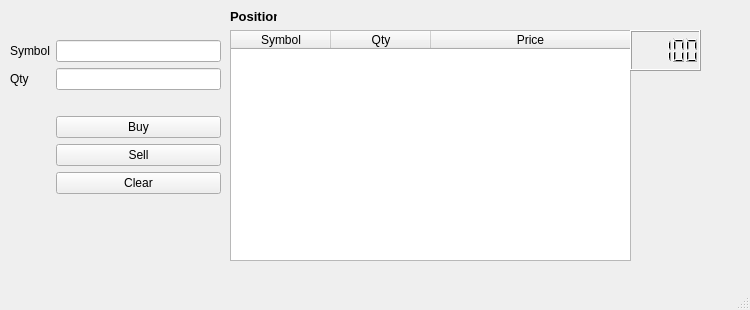
Above: gui.ui from cveveesquivel/Final_Project before the change. Below: the same form after it.
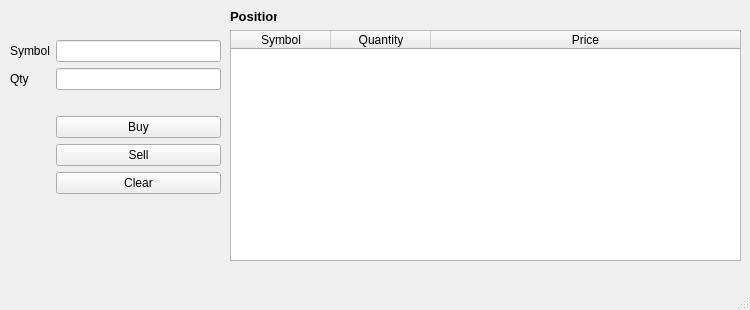
That is the form after the change.

Patch:
```diff
--- a/gui.ui
+++ b/gui.ui
@@ -37,7 +37,7 @@
      <rect>
       <x>230</x>
       <y>30</y>
-      <width>401</width>
+      <width>511</width>
       <height>231</height>
      </rect>
     </property>
@@ -54,7 +54,7 @@
     </column>
     <column>
      <property name="text">
-      <string>Qty</string>
+      <string>Quantity</string>
      </property>
     </column>
     <column>
@@ -63,27 +63,6 @@
      </property>
     </column>
    </widget>
-   <widget class="QLCDNumber" name="PL_lcdNumber">
-    <property name="geometry">
-     <rect>
-      <x>630</x>
-      <y>30</y>
-      <width>71</width>
-      <height>41</height>
-     </rect>
-    </property>
-    <property name="font">
-     <font>
-      <weight>50</weight>
-      <bold>false</bold>
-      <underline>true</underline>
-      <stylestrategy>PreferDefault</stylestrategy>
-     </font>
-    </property>
-    <property name="intValue" stdset="0">
-     <number>100</number>
-    </property>
-   </widget>
    <widget class="QLabel" name="portfolio_label">
     <property name="geometry">
      <rect>
```
